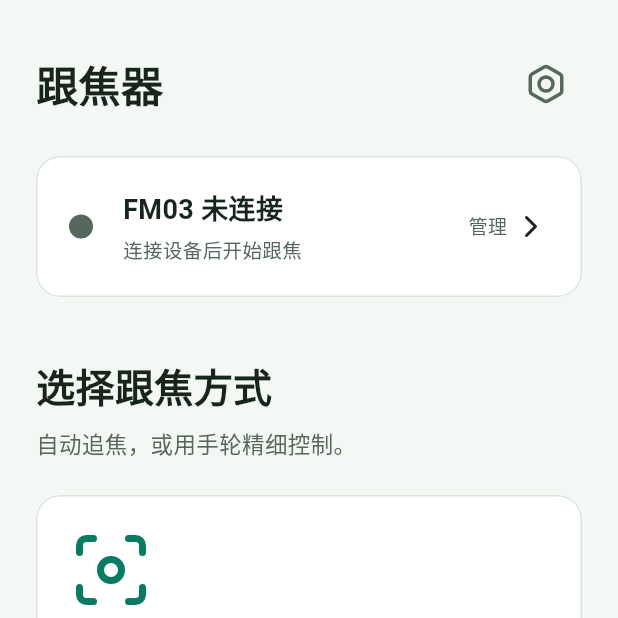
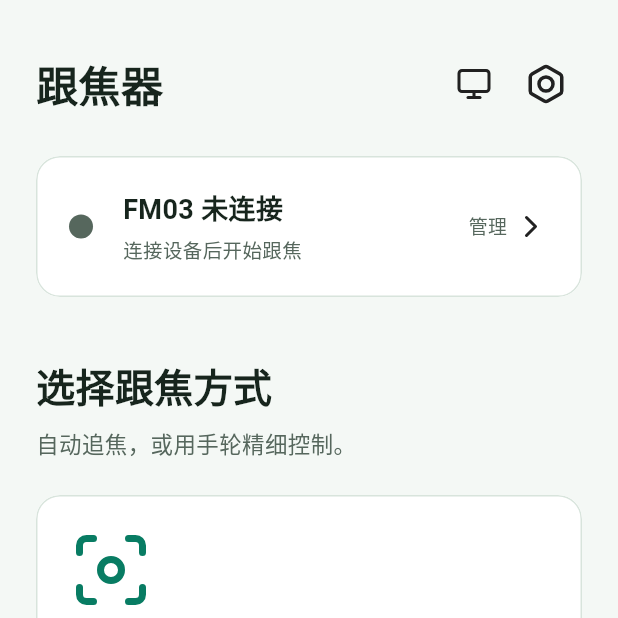
Before and after one commit to ndpyzwy-0w0/OLF-OpenLidarFocus, a Flutter app: the screen it shows after launch, on a phone screen of 412 x 824 dp, the top half of it. Run offline on Flutter 3.47's test engine with Material 3 defaults, Android fonts, the phone set to English and light mode, and no system bars; our stand-ins replace lucide_icons_flutter.

Commit message:
增加可保存的深浅色外观切换
首页提供跟随系统、浅色模式和深色模式菜单，使用iOS原生偏好保存选择并在启动时恢复。标定图表文字与网格随主题调整，取景覆盖层保持清晰的深色显示。

静态检查和55项Flutter测试通过，完成深浅色预览与签名构建，已安装并启动手机App2.6.0+22。

```diff
--- a/lib/ff_core.dart
+++ b/lib/ff_core.dart
@@ -445,6 +445,12 @@ class FfCore {
   Future<void> start() => invoke('start');
   Future<void> stop() => invoke('stop');
 
+  // 界面偏好由 iOS 壳保存，不进入电机控制会话。
+  Future<String?> loadThemeMode() =>
+      _methods.invokeMethod<String>('getThemeMode');
+  Future<void> saveThemeMode(String mode) =>
+      invoke('setThemeMode', {'mode': mode});
+
   // 设备
   Future<List<FfDevice>> discover() async {
     final list = await _methods.invokeMethod<List<dynamic>>('discover');
--- a/lib/ff_core_demo.dart
+++ b/lib/ff_core_demo.dart
@@ -17,6 +17,11 @@ class FfCoreDemo extends FfCore {
       ]),
   ];
   String _id = 'demo';
+  String? _themeMode;
+  @override
+  Future<String?> loadThemeMode() async => _themeMode;
+  @override
+  Future<void> saveThemeMode(String mode) async => _themeMode = mode;
   final _none = _DemoLens('', '', '');
   _DemoLens get _cur => _lenses.where((l) => l.id == _id).firstOrNull ?? _none;
   bool _connected = true, _enabled = true, _valid = true, _following = true;
--- a/lib/main.dart
+++ b/lib/main.dart
@@ -22,19 +22,97 @@ void main() {
   runApp(FollowApp(core: core));
 }
 
-class FollowApp extends StatelessWidget {
+class FollowApp extends StatefulWidget {
   final FfCore core;
 
   const FollowApp({super.key, required this.core});
+
+  @override
+  State<FollowApp> createState() => _FollowAppState();
+
+  static ThemeData _theme(Brightness brightness) {
+    final dark = brightness == Brightness.dark;
+    final theme = ThemeData(
+      brightness: brightness,
+      actionIconTheme: ActionIconThemeData(
+        backButtonIconBuilder: (_) => const Icon(LucideIcons.arrowLeft),
+        closeButtonIconBuilder: (_) => const Icon(LucideIcons.x),
+        drawerButtonIconBuilder: (_) => const Icon(LucideIcons.menu),
+        endDrawerButtonIconBuilder: (_) =>
+            const Icon(LucideIcons.slidersHorizontal),
+      ),
+      scaffoldBackgroundColor: Color(dark ? 0xFF0B1510 : 0xFFF4F8F5),
+      colorScheme:
+          ColorScheme.fromSeed(
+            seedColor: const Color(0xFF16A889),
+            brightness: brightness,
+          ).copyWith(
+            primary: Color(dark ? 0xFF59E4C3 : 0xFF087C63),
+            surface: Color(dark ? 0xFF16221B : 0xFFFFFFFF),
+            onSurface: Color(dark ? 0xFFF4F7F4 : 0xFF17251D),
+            onSurfaceVariant: Color(dark ? 0xFFADB8B1 : 0xFF56675D),
+            outlineVariant: Color(dark ? 0xFF2B3C31 : 0xFFD8E4DC),
+          ),
+    );
+    return theme.copyWith(
+      typography: theme.typography.copyWith(
+        englishLike: theme.typography.englishLike.apply(fontSizeFactor: .9),
+        dense: theme.typography.dense.apply(fontSizeFactor: .9),
+        tall: theme.typography.tall.apply(fontSizeFactor: .9),
+      ),
+    );
+  }
+}
+
+class _FollowAppState extends State<FollowApp> {
+  ThemeMode? _themeMode;
+  final _messengerKey = GlobalKey<ScaffoldMessengerState>();
+
+  @override
+  void initState() {
+    super.initState();
+    unawaited(_loadThemeMode());
+  }
+
+  Future<void> _loadThemeMode() async {
+    try {
+      final saved = await widget.core.loadThemeMode();
+      if (mounted && _themeMode == null) {
+        setState(() {
+          _themeMode =
+              ThemeMode.values
+                  .where((mode) => mode.name == saved)
+                  .firstOrNull ??
+              ThemeMode.system;
+        });
+      }
+    } on PlatformException {
+      // A missing or unreadable preference falls back to the system appearance.
+    }
+  }
+
+  Future<void> _setThemeMode(ThemeMode mode) async {
+    setState(() => _themeMode = mode);
+    try {
+      await widget.core.saveThemeMode(mode.name);
+    } on PlatformException {
+      if (mounted) {
+        _messengerKey.currentState?.showSnackBar(
+          const SnackBar(content: Text('外观已切换，但保存失败，重启后可能恢复默认。')),
+        );
+      }
+    }
+  }
 
   @override
   Widget build(BuildContext context) {
     return MaterialApp(
       title: '跟焦器',
+      scaffoldMessengerKey: _messengerKey,
       debugShowCheckedModeBanner: false,
-      theme: _theme(Brightness.light),
-      darkTheme: _theme(Brightness.dark),
-      themeMode: ThemeMode.system,
+      theme: FollowApp._theme(Brightness.light),
+      darkTheme: FollowApp._theme(Brightness.dark),
+      themeMode: _themeMode ?? ThemeMode.system,
       builder: (context, child) {
         final keyboardHeight = MediaQuery.viewInsetsOf(context).bottom;
         return Stack(
@@ -59,39 +137,10 @@ class FollowApp extends StatelessWidget {
           ],
         );
       },
-      home: ModePage(core: core),
-    );
-  }
-
-  static ThemeData _theme(Brightness brightness) {
-    final dark = brightness == Brightness.dark;
-    final theme = ThemeData(
-      brightness: brightness,
-      actionIconTheme: ActionIconThemeData(
-        backButtonIconBuilder: (_) => const Icon(LucideIcons.arrowLeft),
-        closeButtonIconBuilder: (_) => const Icon(LucideIcons.x),
-        drawerButtonIconBuilder: (_) => const Icon(LucideIcons.menu),
-        endDrawerButtonIconBuilder: (_) =>
-            const Icon(LucideIcons.slidersHorizontal),
-      ),
-      scaffoldBackgroundColor: Color(dark ? 0xFF0B1510 : 0xFFF4F8F5),
-      colorScheme:
-          ColorScheme.fromSeed(
-            seedColor: const Color(0xFF16A889),
-            brightness: brightness,
-          ).copyWith(
-            primary: Color(dark ? 0xFF59E4C3 : 0xFF087C63),
-            surface: Color(dark ? 0xFF16221B : 0xFFFFFFFF),
-            onSurface: Color(dark ? 0xFFF4F7F4 : 0xFF17251D),
-            onSurfaceVariant: Color(dark ? 0xFFADB8B1 : 0xFF56675D),
-            outlineVariant: Color(dark ? 0xFF2B3C31 : 0xFFD8E4DC),
-          ),
-    );
-    return theme.copyWith(
-      typography: theme.typography.copyWith(
-        englishLike: theme.typography.englishLike.apply(fontSizeFactor: .9),
-        dense: theme.typography.dense.apply(fontSizeFactor: .9),
-        tall: theme.typography.tall.apply(fontSizeFactor: .9),
+      home: ModePage(
+        core: widget.core,
+        themeMode: _themeMode ?? ThemeMode.system,
+        onThemeChanged: _setThemeMode,
       ),
     );
   }
--- a/lib/mode_page.dart
+++ b/lib/mode_page.dart
@@ -8,7 +8,14 @@ import 'lens_page.dart';
 
 class ModePage extends StatefulWidget {
   final FfCore core;
-  const ModePage({super.key, required this.core});
+  final ThemeMode themeMode;
+  final ValueChanged<ThemeMode> onThemeChanged;
+  const ModePage({
+    super.key,
+    required this.core,
+    required this.themeMode,
+    required this.onThemeChanged,
+  });
 
   @override
   State<ModePage> createState() => _ModePageState();
@@ -84,6 +91,28 @@ class _ModePageState extends State<ModePage> {
                           fontWeight: FontWeight.w700,
                         ),
                       ),
+                    ),
+                    PopupMenuButton<ThemeMode>(
+                      tooltip: '切换外观',
+                      initialValue: widget.themeMode,
+                      onSelected: widget.onThemeChanged,
+                      icon: Icon(switch (widget.themeMode) {
+                        ThemeMode.system => LucideIcons.monitor,
+                        ThemeMode.light => LucideIcons.sun,
+                        ThemeMode.dark => LucideIcons.moon,
+                      }),
+                      itemBuilder: (_) => [
+                        for (final mode in ThemeMode.values)
+                          CheckedPopupMenuItem(
+                            value: mode,
+                            checked: widget.themeMode == mode,
+                            child: Text(switch (mode) {
+                              ThemeMode.system => '跟随系统',
+                              ThemeMode.light => '浅色模式',
+                              ThemeMode.dark => '深色模式',
+                            }),
+                          ),
+                      ],
                     ),
                     IconButton(
                       tooltip: '设备管理',
--- a/pubspec.yaml
+++ b/pubspec.yaml
@@ -20,7 +20,7 @@ publish_to: 'none' # Remove this line if you wish to publish to pub.dev
 # build-number 当 CFBundleVersion，而主界面标题下方显示的 `v<name>+<number>` 就是
 # 读的这两个键。所以**每次改动都 bump 这一行**（改一次 +1，功能/修 bug 提升前面的
 # 数字），装到手机上就能一眼看出是不是新版。
-version: 2.5.5+21
+version: 2.6.0+22
 
 environment:
   sdk: ^3.13.3
```
Also changed, not shown: lib/lens_chart.dart (+17 -5 lines), 4 other files.
